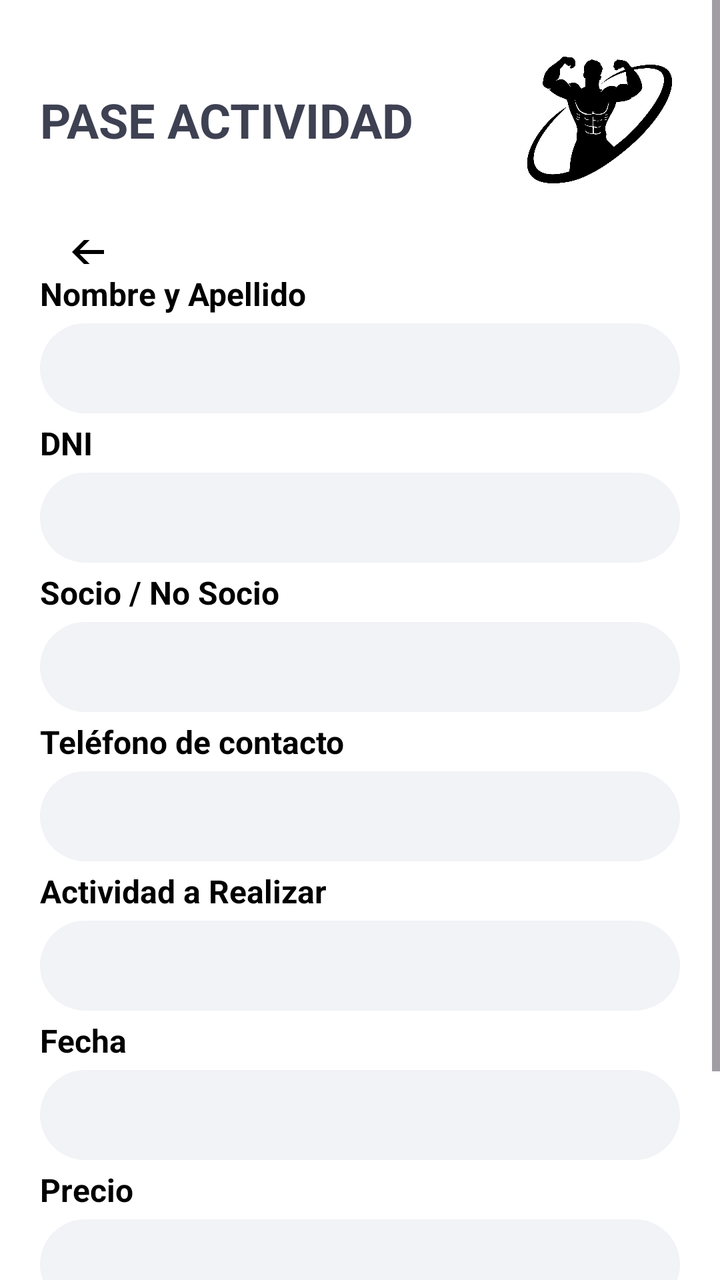
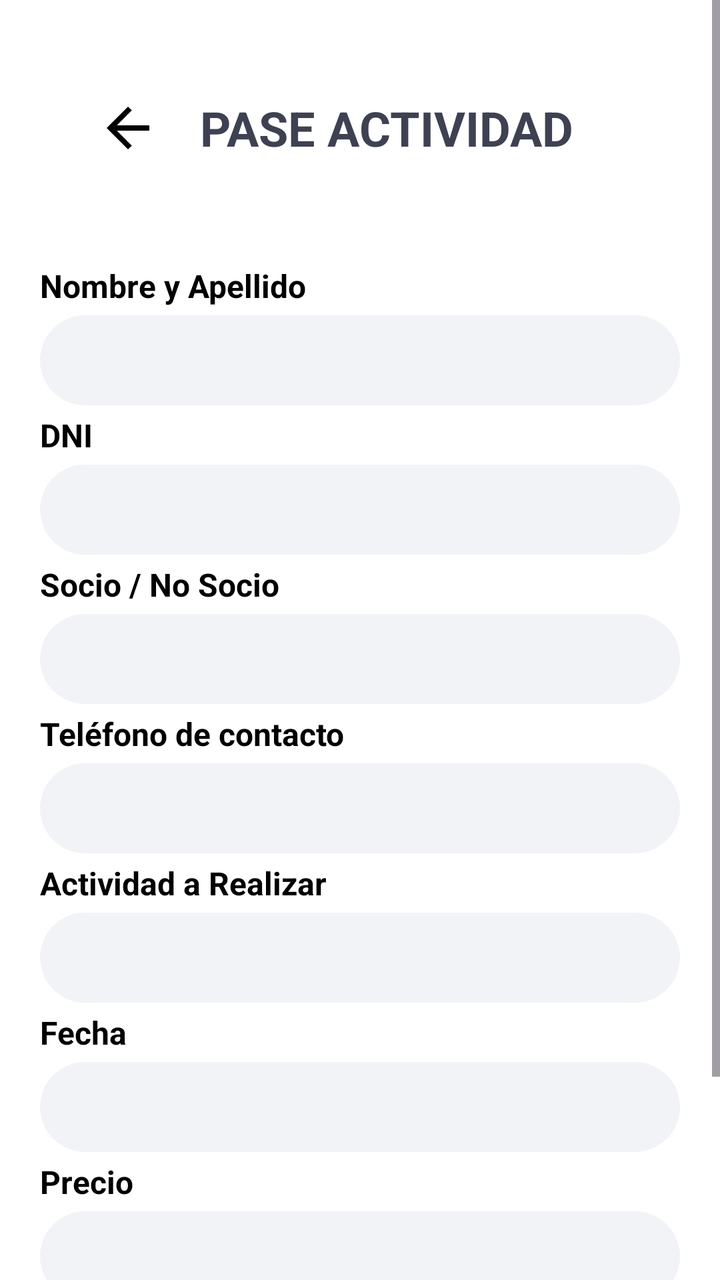

Screens rendered from an Android XML layout before and after an edit, with the pre-edit source and the edit as a unified diff.
<!-- AndroidManifest.xml: application theme Theme.ClubDeportivoDAM -->
<!-- res/layout/activity_pase_actividad.xml -->
<?xml version="1.0" encoding="utf-8"?>
<ScrollView xmlns:android="http://schemas.android.com/apk/res/android"
    android:layout_width="match_parent"
    android:layout_height="match_parent"
    android:background="#FFFFFF">

    <LinearLayout
        android:layout_width="match_parent"
        android:layout_height="wrap_content"
        android:orientation="vertical"
        android:padding="20dp">

        <RelativeLayout
            android:layout_width="match_parent"
            android:layout_height="wrap_content"
            android:layout_marginBottom="20dp">

            <TextView
                android:layout_width="wrap_content"
                android:layout_height="wrap_content"
                android:layout_centerVertical="true"
                android:text="PASE ACTIVIDAD"
                android:textColor="#3E4152"
                android:textSize="24sp"
                android:textStyle="bold" />


            <ImageView
                android:layout_width="80dp"
                android:layout_height="80dp"
                android:layout_alignParentEnd="true"
                android:src="@drawable/logo_gym" />

        </RelativeLayout>

        <ImageButton
            android:id="@+id/btnBackToPanel"
            android:layout_width="48dp"
            android:layout_height="12dp"
            android:src="@drawable/ic_arrow_back"
            android:background="?attr/selectableItemBackgroundBorderless" />


        <TextView style="@style/LabelStyle" android:text="Nombre y Apellido" />
        <EditText style="@style/InputStyle" android:inputType="textPersonName" />

        <TextView style="@style/LabelStyle" android:text="DNI" />
        <EditText style="@style/InputStyle" android:inputType="number" />

        <TextView style="@style/LabelStyle" android:text="Socio / No Socio" />
        <EditText style="@style/InputStyle" android:inputType="text" />

        <TextView style="@style/LabelStyle" android:text="Teléfono de contacto" />
        <EditText style="@style/InputStyle" android:inputType="phone" />

        <TextView style="@style/LabelStyle" android:text="Actividad a Realizar" />
        <EditText style="@style/InputStyle" android:inputType="text" />

        <TextView style="@style/LabelStyle" android:text="Fecha" />
        <EditText style="@style/InputStyle" android:inputType="date" />

        <TextView style="@style/LabelStyle" android:text="Precio" />
        <EditText style="@style/InputStyle" android:inputType="numberDecimal" />

        <androidx.appcompat.widget.AppCompatButton
            android:id="@+id/btnEmitir"
            android:layout_width="200dp"
            android:layout_height="60dp"
            android:layout_gravity="center_horizontal"
            android:layout_marginTop="30dp"
            android:background="@drawable/boton_emitir_pase"
            android:text="Emitir Pase"
            android:textAllCaps="false"
            android:textColor="#FFFFFF"
            android:textSize="18sp"
            android:textStyle="bold" />

    </LinearLayout>
</ScrollView>
<!-- resources referenced by this layout -->
<resources>
  <!-- drawable boton_emitir_pase (drawable) -->
  <?xml version="1.0" encoding="utf-8"?>
  <shape xmlns:android="http://schemas.android.com/apk/res/android">
      <solid android:color="#004D40" /> <corners android:radius="4dp" /> </shape>
  <!-- drawable ic_arrow_back (drawable) -->
  <vector xmlns:android="http://schemas.android.com/apk/res/android" android:autoMirrored="true" android:height="24dp" android:tint="#000000" android:viewportHeight="960" android:viewportWidth="960" android:width="24dp">
        
      <path android:fillColor="@android:color/white" android:pathData="M313,520L537,744L480,800L160,480L480,160L537,216L313,440L800,440L800,520L313,520Z"/>
      
  </vector>
  <!-- drawable logo_gym: png bitmap (drawable, 66288 bytes) -->
  <style name="InputStyle">
      <item name="android:layout_width">match_parent</item>
      <item name="android:layout_height">45dp</item>
      <item name="android:background">@drawable/input_field</item>
      <item name="android:paddingHorizontal">12dp</item>
      <item name="android:textColor">#3E4152</item>
      <item name="android:textSize">14sp</item>
  </style>
  <style name="LabelStyle">
      <item name="android:layout_width">match_parent</item>
      <item name="android:layout_height">wrap_content</item>
      <item name="android:textColor">#000000</item>
      <item name="android:textSize">16sp</item>
      <item name="android:textStyle">bold</item>
      <item name="android:layout_marginTop">4dp</item>
      <item name="android:layout_marginBottom">4dp</item>
  </style>
  <style name="Theme.ClubDeportivoDAM" parent="Base.Theme.ClubDeportivoDAM" />
  <!-- drawable input_field (drawable) -->
  <?xml version="1.0" encoding="utf-8"?>
  <shape xmlns:android="http://schemas.android.com/apk/res/android">
      <solid android:color="#F2F3F7" /> <corners android:radius="30dp" />
  </shape>
  <style name="Base.Theme.ClubDeportivoDAM" parent="Theme.Material3.DayNight.NoActionBar">
          
          
      </style>
</resources>

<!-- the commit's change to res/layout/activity_pase_actividad.xml (unified diff, before → after) -->
@@ -9,36 +9,37 @@
         android:layout_height="wrap_content"
         android:orientation="vertical"
         android:padding="20dp">
-
         <RelativeLayout
             android:layout_width="match_parent"
             android:layout_height="wrap_content"
+            android:padding="20dp"
             android:layout_marginBottom="20dp">
+
+            <ImageButton
+                android:id="@+id/btnBackToPanel"
+                android:layout_width="48dp"
+                android:layout_height="48dp"
+                android:layout_alignParentStart="true"
+                android:layout_centerVertical="true"
+                android:background="?attr/selectableItemBackgroundBorderless"
+                android:contentDescription="Volver"
+                android:padding="8dp"
+                android:scaleType="fitCenter"
+                android:src="@drawable/ic_arrow_back" />
 
             <TextView
                 android:layout_width="wrap_content"
                 android:layout_height="wrap_content"
+                android:layout_toEndOf="@id/btnBackToPanel"
                 android:layout_centerVertical="true"
+                android:layout_marginStart="12dp"
                 android:text="PASE ACTIVIDAD"
                 android:textColor="#3E4152"
                 android:textSize="24sp"
                 android:textStyle="bold" />
 
-
-            <ImageView
-                android:layout_width="80dp"
-                android:layout_height="80dp"
-                android:layout_alignParentEnd="true"
-                android:src="@drawable/logo_gym" />
-
         </RelativeLayout>
 
-        <ImageButton
-            android:id="@+id/btnBackToPanel"
-            android:layout_width="48dp"
-            android:layout_height="12dp"
-            android:src="@drawable/ic_arrow_back"
-            android:background="?attr/selectableItemBackgroundBorderless" />
 
 
         <TextView style="@style/LabelStyle" android:text="Nombre y Apellido" />
<!-- resource entries referenced after the edit -->
@@ -10,7 +10,6 @@
       <path android:fillColor="@android:color/white" android:pathData="M313,520L537,744L480,800L160,480L480,160L537,216L313,440L800,440L800,520L313,520Z"/>
       
   </vector>
-  <!-- drawable logo_gym: png bitmap (drawable, 66288 bytes) -->
   <style name="InputStyle">
       <item name="android:layout_width">match_parent</item>
       <item name="android:layout_height">45dp</item>
